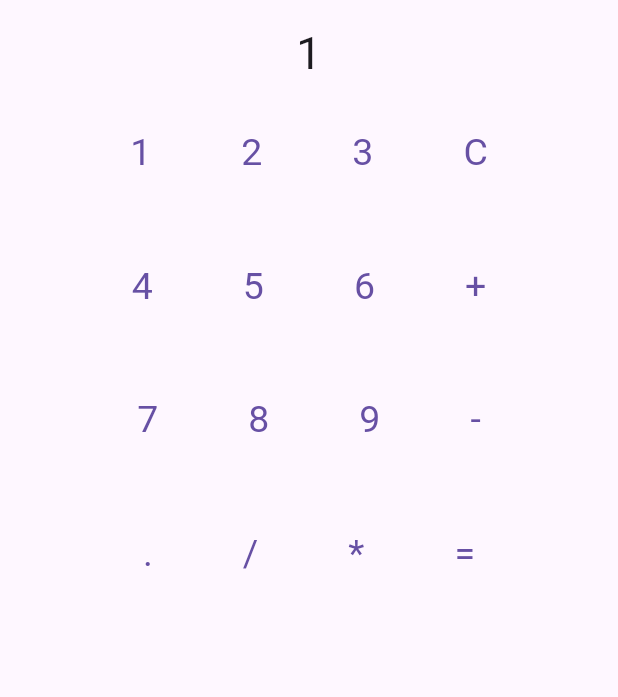
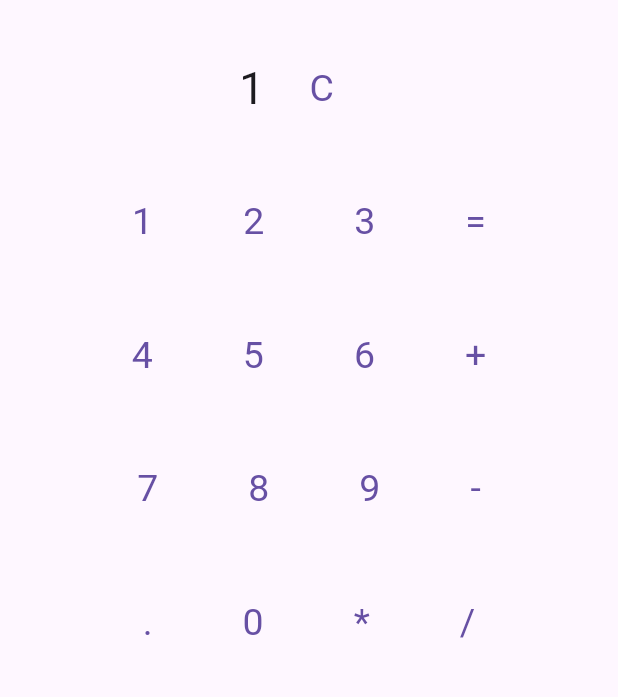
Before and after one commit to Hideyuki73/Calculadora_Flutter, a Flutter app: the screen it shows after launch, after a tap on an icon or button, on a phone screen of 412 x 824 dp, the part 63-760 px from its top. Run offline on Flutter 3.47's test engine with Material 3 defaults, Android fonts, the phone set to English and light mode, and no system bars.

Commit message:
Codigo corrigido

```diff
--- a/lib/main.dart
+++ b/lib/main.dart
@@ -29,9 +29,23 @@ class Main extends State<MainApp> {
         body: Center(
           child: Column(
             children: [
-              Text(
+              Row(
+                mainAxisAlignment: MainAxisAlignment.center,
+                children: [
+                  Text(
                 result,
-                style: TextStyle(fontSize: 30),
+                style: TextStyle(fontSize: 30)
+              ),
+              TextButton(onPressed: () {
+                onPressed('C');
+                },
+                 style: TextButton.styleFrom(
+                        padding: EdgeInsets.symmetric(
+                            horizontal: 30.0, vertical: 30.0),
+                            textStyle: TextStyle(fontSize: 25)
+                 ),
+                child: Text('C')),
+                ]
               ),
               Row(
                 mainAxisAlignment: MainAxisAlignment.center,
@@ -68,14 +82,14 @@ class Main extends State<MainApp> {
                       child: Text('3')),
                       TextButton(
                       onPressed: () {
-                        onPressed('C');
+                        onPressed('=');
                       },
                       style: TextButton.styleFrom(
                         padding: EdgeInsets.symmetric(
                             horizontal: 30.0, vertical: 30.0),
                             textStyle: TextStyle(fontSize: 25)
                       ),
-                      child: Text('C')),
+                      child: Text('=')),
                 ],
               ),
               Row(
@@ -183,17 +197,17 @@ class Main extends State<MainApp> {
                       child: Text('.')),
                   TextButton(
                       onPressed: () {
-                        onPressed('/');
+                        onPressed('0');
                       },
                       style: TextButton.styleFrom(
                         padding: EdgeInsets.symmetric(
                             horizontal: 30.0, vertical: 30.0),
                         textStyle: TextStyle(fontSize: 25)
                       ),
-                      child: Text('/')),
+                      child: Text('0')),
                   TextButton(
                       onPressed: () {
-                        onPressed('/');
+                        onPressed('*');
                       },
                       style: TextButton.styleFrom(
                           padding: EdgeInsets.symmetric(
@@ -203,14 +217,14 @@ class Main extends State<MainApp> {
                       child: Text('*')),
                       TextButton(
                       onPressed: () {
-                        onPressed('=');
+                        onPressed('/');
                       },
                       style: TextButton.styleFrom(
                         padding: EdgeInsets.symmetric(
                             horizontal: 30.0, vertical: 30.0),
                             textStyle: TextStyle(fontSize: 25)
                       ),
-                      child: Text('=')),
+                      child: Text('/')),
                 ],
               ),
             ],
@@ -232,31 +246,31 @@ class Main extends State<MainApp> {
           double secondValue = double.parse(numbers.last);
           double res = firstValue + secondValue;
 
-          result = res as String;
+          result = res.toString();
         }else
         if(result.contains('-')){
-          List<String> numbers = result.split('+');
+          List<String> numbers = result.split('-');
           double firstValue = double.parse(numbers.first);
           double secondValue = double.parse(numbers.last);
           double res = firstValue - secondValue;
 
-          result = res as String;
+          result = res.toString();
         }
         if(result.contains('/')){
-          List<String> numbers = result.split('+');
+          List<String> numbers = result.split('/');
           double firstValue = double.parse(numbers.first);
           double secondValue = double.parse(numbers.last);
           double res = firstValue / secondValue;
 
-          result = res as String;
+          result = res.toString();
         }else
         if(result.contains('*')){
-          List<String> numbers = result.split('+');
+          List<String> numbers = result.split('*');
           double firstValue = double.parse(numbers.first);
           double secondValue = double.parse(numbers.last);
           double res = firstValue * secondValue;
 
-          result = res as String;
+          result = res.toString();
         }
       } else {
         result += buttonText;
```
